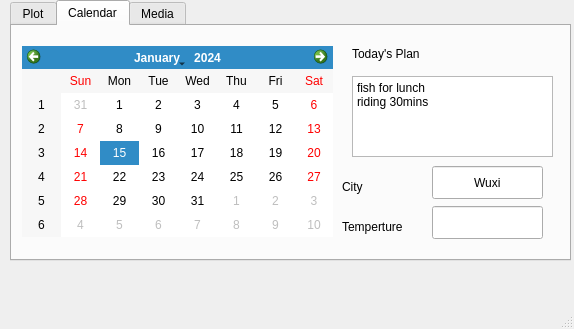
This is mainwindow.ui in ScreaMA/fitness-tracker as Qt 5 draws it before an edit. The edited form follows.
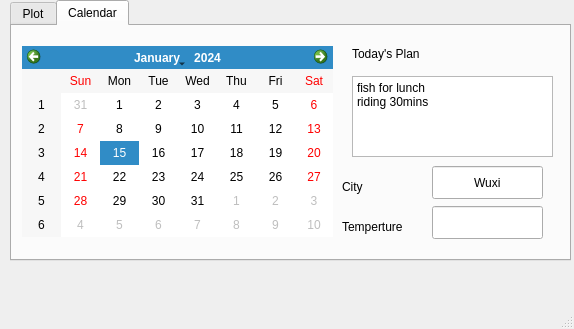
This is the edited form. Custom widgets are drawn as their Qt base class.

```diff
--- a/mainwindow.ui
+++ b/mainwindow.ui
@@ -264,11 +264,6 @@
       </property>
      </widget>
     </widget>
-    <widget class="QWidget" name="tab_2">
-     <attribute name="title">
-      <string>Media</string>
-     </attribute>
-    </widget>
    </widget>
   </widget>
   <widget class="QMenuBar" name="menubar">
```
